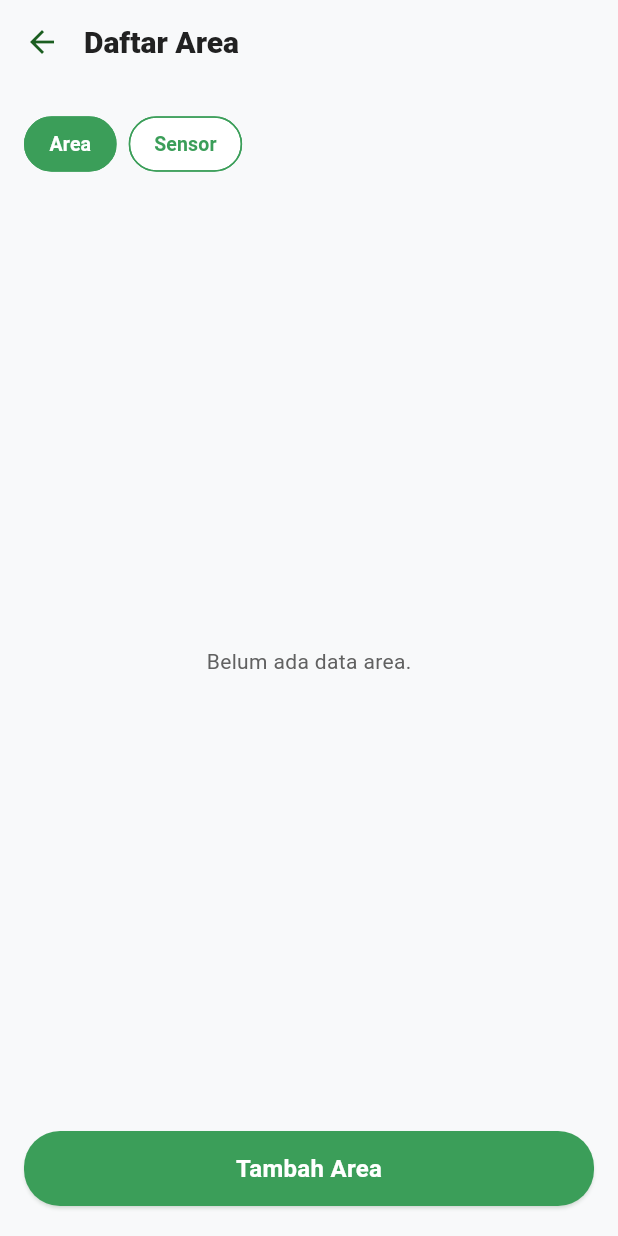
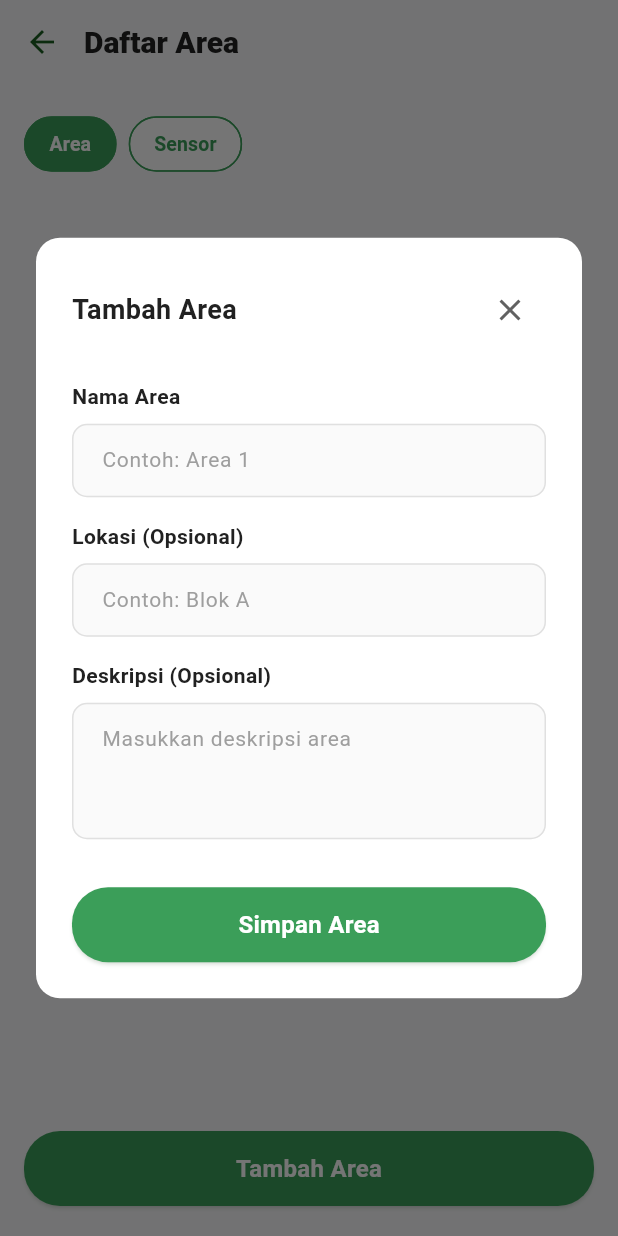
Before and after one commit to eexzzm/capstone-fe, a Flutter app: the AreaScreen screen opened directly, after a tap on "Tambah Area", on a phone screen of 412 x 824 dp. Run offline on Flutter 3.47's test engine with Material 3 defaults, Android fonts, the phone set to English and light mode, and no system bars; our stand-ins replace persistent_bottom_nav_bar; accounts and stored records are empty.

Commit message:
feat: implement sensor area page

```diff
--- a/lib/modules/area/views/area_screen.dart
+++ b/lib/modules/area/views/area_screen.dart
@@ -7,6 +7,8 @@ import '../models/area_model.dart';
 import '../models/sensor_model.dart';
 import '../widgets/area_card.dart';
 import '../widgets/sensor_card.dart';
+import '../widgets/add_area_modal.dart';
+import '../widgets/add_sensor_modal.dart';
 
 class AreaScreen extends StatefulWidget {
   static const routeName = '/area';
@@ -128,7 +130,16 @@ class _AreaScreenState extends State<AreaScreen> {
             padding: const EdgeInsets.fromLTRB(16.0, 8.0, 16.0, 20.0),
             child: AppButton(
               text: _selectedChipIndex == 0 ? "Tambah Area" : "Tambah Sensor",
-              onPressed: () {},
+              onPressed: () {
+                showDialog(
+                  context: context,
+                  builder: (context) {
+                    return _selectedChipIndex == 0
+                        ? const AddAreaModal()
+                        : const AddSensorModal();
+                  },
+                );
+              },
               backgroundColor: AppColors.areaAccent,
               textColor: Colors.white,
               borderRadius: 24.0,
--- /dev/null
+++ b/lib/modules/area/widgets/add_area_modal.dart
@@ -0,0 +1,137 @@
+import 'package:flutter/material.dart';
+import 'package:provider/provider.dart';
+import '../../../utils/colorScheme.dart';
+import '../../../widgets/app_button.dart';
+import '../../../widgets/app_text_field.dart';
+import '../providers/area_provider.dart';
+
+class AddAreaModal extends StatefulWidget {
+  const AddAreaModal({super.key});
+
+  @override
+  State<AddAreaModal> createState() => _AddAreaModalState();
+}
+
+class _AddAreaModalState extends State<AddAreaModal> {
+  final _formKey = GlobalKey<FormState>();
+  final _nameController = TextEditingController();
+  final _locationController = TextEditingController();
+  final _descriptionController = TextEditingController();
+
+  @override
+  void dispose() {
+    _nameController.dispose();
+    _locationController.dispose();
+    _descriptionController.dispose();
+    super.dispose();
+  }
+
+  void _submit() async {
+    if (_formKey.currentState!.validate()) {
+      final provider = context.read<AreaProvider>();
+
+      final success = await provider.createArea(
+        name: _nameController.text.trim(),
+        location: _locationController.text.trim().isNotEmpty ? _locationController.text.trim() : null,
+        description: _descriptionController.text.trim().isNotEmpty ? _descriptionController.text.trim() : null,
+      );
+
+      if (success && mounted) {
+        Navigator.pop(context, true);
+        ScaffoldMessenger.of(context).showSnackBar(
+          const SnackBar(
+            content: Text("Berhasil menambahkan area"),
+            backgroundColor: AppColors.success,
+          ),
+        );
+      } else if (mounted) {
+        ScaffoldMessenger.of(context).showSnackBar(
+          SnackBar(
+            content: Text(provider.errorMessage ?? "Gagal menambahkan area"),
+            backgroundColor: AppColors.error,
+          ),
+        );
+      }
+    }
+  }
+
+  @override
+  Widget build(BuildContext context) {
+    final provider = context.watch<AreaProvider>();
+
+    return Dialog(
+      shape: RoundedRectangleBorder(
+        borderRadius: BorderRadius.circular(16.0),
+      ),
+      backgroundColor: AppColors.cardBackground,
+      insetPadding: const EdgeInsets.symmetric(horizontal: 24.0, vertical: 24.0),
+      child: SingleChildScrollView(
+        child: Padding(
+          padding: const EdgeInsets.all(24.0),
+          child: Form(
+            key: _formKey,
+            child: Column(
+              mainAxisSize: MainAxisSize.min,
+              crossAxisAlignment: CrossAxisAlignment.stretch,
+              children: [
+                Row(
+                  mainAxisAlignment: MainAxisAlignment.spaceBetween,
+                  children: [
+                    const Text(
+                      "Tambah Area",
+                      style: TextStyle(
+                        color: AppColors.textPrimary,
+                        fontSize: 18,
+                        fontWeight: FontWeight.w700,
+                      ),
+                    ),
+                    IconButton(
+                      icon: const Icon(Icons.close, color: AppColors.textSecondary),
+                      onPressed: () => Navigator.pop(context),
+                      padding: EdgeInsets.zero,
+                      constraints: const BoxConstraints(),
+                    ),
+                  ],
+                ),
+                const SizedBox(height: 24),
+                AppTextField(
+                  label: "Nama Area",
+                  hintText: "Contoh: Area 1",
+                  controller: _nameController,
+                  validator: (value) {
+                    if (value == null || value.trim().isEmpty) {
+                      return 'Nama area tidak boleh kosong';
+                    }
+                    return null;
+                  },
+                ),
+                const SizedBox(height: 16),
+                AppTextField(
+                  label: "Lokasi (Opsional)",
+                  hintText: "Contoh: Blok A",
+                  controller: _locationController,
+                ),
+                const SizedBox(height: 16),
+                AppTextField(
+                  label: "Deskripsi (Opsional)",
+                  hintText: "Masukkan deskripsi area",
+                  controller: _descriptionController,
+                  maxLines: 3,
+                ),
+                const SizedBox(height: 32),
+                AppButton(
+                  text: "Simpan Area",
+                  onPressed: provider.isSaving ? null : _submit,
+                  isLoading: provider.isSaving,
+                  backgroundColor: AppColors.areaAccent,
+                  textColor: Colors.white,
+                  borderRadius: 24.0,
+                ),
+              ],
+            ),
+          ),
+        ),
+      ),
+    );
+  }
+}
```
Also changed, not shown: lib/modules/area/widgets/add_sensor_modal.dart (added, +228 -0 lines).
